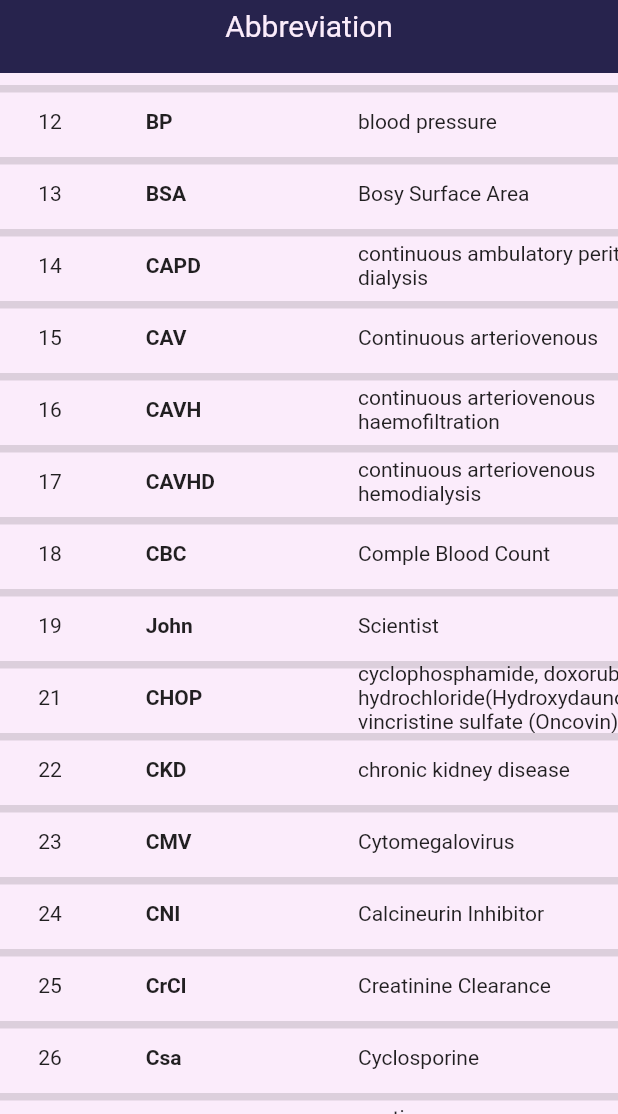
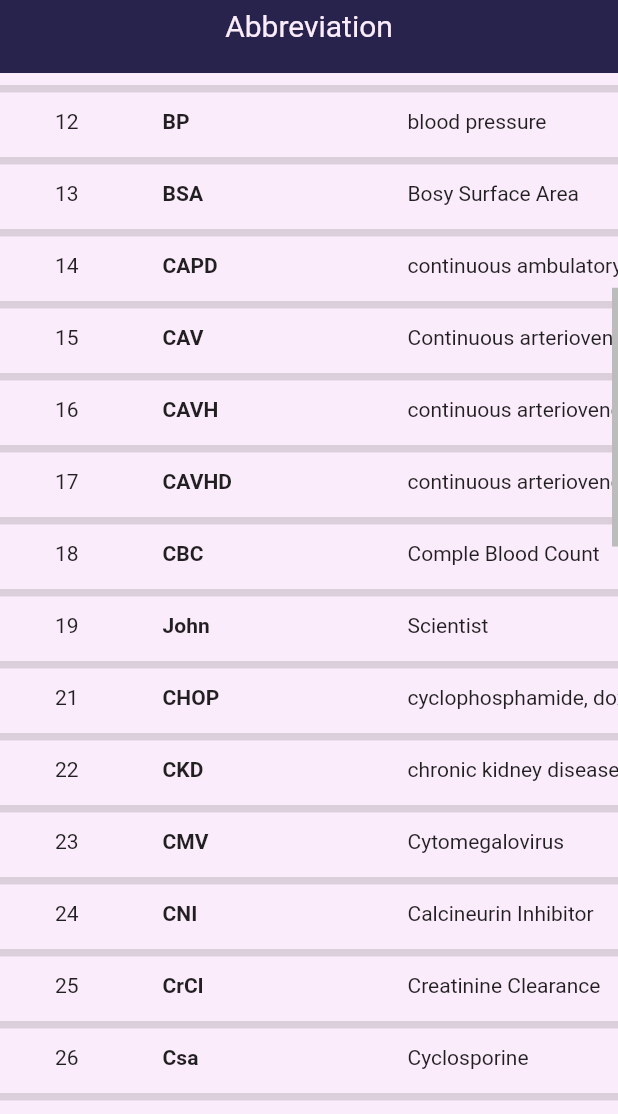
Before and after one commit to shalabym970/Immuno-Plant, a Flutter app: the Abbreviation screen opened directly, scrolled down 576 dp, on a phone screen of 412 x 824 dp, the part 122-1236 px from its top. Run offline on Flutter 3.47's test engine with Material 2 defaults, Android fonts, the phone set to English and light mode, and no system bars; our stand-ins replace native_pdf_view; missing offline and left inert: a package; Roboto replaces fonts that are missing (Nunito).

Commit message:
fixed bugs 2

```diff
--- a/lib/screens/abbreviation.dart
+++ b/lib/screens/abbreviation.dart
@@ -8,24 +8,33 @@ class Abbreviation extends StatelessWidget {
 
   @override
   Widget build(BuildContext context) {
-    return Scaffold(
+    return Material(
+      child: Scaffold(
         appBar: CustomAppBar(section: section),
-      body: ListView(children: <Widget>[
-        DataTable(
+        body: Scrollbar(
+          isAlwaysShown: true,
+          scrollbarOrientation:  ScrollbarOrientation.right,
+          showTrackOnHover: true,
+          child: ListView(
+              children: <Widget>[
+                SingleChildScrollView(
+                  scrollDirection: Axis.horizontal,
+                  child: DataTable(
                     dividerThickness: 5,
                     columns: const [
                       DataColumn(
                         numeric: true,
                           label: Text(
-                'ID',
+                          'No.',
+                          style: TextStyle(fontSize: 18, fontWeight: FontWeight.bold)
+                      )),
+                      DataColumn(
+                          label: Text(
+                          'Abbreviation',
                           style: TextStyle(fontSize: 18, fontWeight: FontWeight.bold)
                       )),
                       DataColumn(label: Text(
-                'Name',
-                style: TextStyle(fontSize: 18, fontWeight: FontWeight.bold)
-            )),
-            DataColumn(label: Text(
-                'Profession',
+                          'Stands for',
                           style: TextStyle(fontSize: 18, fontWeight: FontWeight.bold)
                       )),
                     ],
@@ -318,7 +327,11 @@ class Abbreviation extends StatelessWidget {
 
                     ],
                   ),
+                ),
               ]),
+        ),
+
+      ),
     );
   }
 
--- a/lib/screens/classifications/transplantation/transplantation_drugs/prednisone.dart
+++ b/lib/screens/classifications/transplantation/transplantation_drugs/prednisone.dart
@@ -22,7 +22,7 @@ class Prednisone extends StatelessWidget {
                 MaterialPageRoute(
                     builder: (context) => const PdfViewer(
                       pdfPass:
-                      'assets/pdfs/transplantation/prednisolone/ddi_prednisone.pdf',
+                      'assets/pdfs/transplantation/prednisone/ddi_prednisone.pdf',
                       section: 'Drug interactions ',
                     )),
               );
@@ -36,7 +36,7 @@ class Prednisone extends StatelessWidget {
                 MaterialPageRoute(
                     builder: (context) => const PdfViewer(
                       pdfPass:
-                      'assets/pdfs/transplantation/prednisolone/glucoma.pdf',
+                      'assets/pdfs/transplantation/prednisone/glucoma.pdf',
                       section: 'GLUCOMA',
                     )),
               );
@@ -50,7 +50,7 @@ class Prednisone extends StatelessWidget {
                 MaterialPageRoute(
                     builder: (context) => const PdfViewer(
                       pdfPass:
-                      'assets/pdfs/transplantation/prednisolone/ocular_ulcer.pdf',
+                      'assets/pdfs/transplantation/prednisone/ocular_ulcer.pdf',
                       section: 'Ocular ulcer',
                     )),
               );
@@ -64,7 +64,7 @@ class Prednisone extends StatelessWidget {
                 MaterialPageRoute(
                     builder: (context) => const PdfViewer(
                       pdfPass:
-                      'assets/pdfs/transplantation/prednisolone/osteoporosis.pdf',
+                      'assets/pdfs/transplantation/prednisone/osteoporosis.pdf',
                       section: 'Osteoporosis',
                     )),
               );
@@ -78,7 +78,7 @@ class Prednisone extends StatelessWidget {
                 MaterialPageRoute(
                     builder: (context) => const PdfViewer(
                       pdfPass:
-                      'assets/pdfs/transplantation/prednisolone/vertebral_fractures.pdf',
+                      'assets/pdfs/transplantation/prednisone/vertebral_fractures.pdf',
                       section: 'Vertebral fractures',
                     )),
               );
@@ -92,7 +92,7 @@ class Prednisone extends StatelessWidget {
                 MaterialPageRoute(
                     builder: (context) => const PdfViewer(
                       pdfPass:
-                      'assets/pdfs/transplantation/prednisolone/weight_gain.pdf',
+                      'assets/pdfs/transplantation/prednisone/weight_gain.pdf',
                       section: 'Weight gain',
                     )),
               );
@@ -106,7 +106,7 @@ class Prednisone extends StatelessWidget {
                 MaterialPageRoute(
                     builder: (context) => const PdfViewer(
                       pdfPass:
-                      'assets/pdfs/transplantation/prednisolone/hypertension.pdf',
+                      'assets/pdfs/transplantation/prednisone/hypertension.pdf',
                       section: 'Hypertension',
                     )),
               );
@@ -120,7 +120,7 @@ class Prednisone extends StatelessWidget {
                 MaterialPageRoute(
                     builder: (context) => const PdfViewer(
                       pdfPass:
-                      'assets/pdfs/transplantation/prednisolone/fluid_retention.pdf',
+                      'assets/pdfs/transplantation/prednisone/fluid_retention.pdf',
                       section: 'Fluid retention ',
                     )),
               );
@@ -134,7 +134,7 @@ class Prednisone extends StatelessWidget {
                 MaterialPageRoute(
                     builder: (context) => const PdfViewer(
                       pdfPass:
-                      'assets/pdfs/transplantation/prednisolone/skin_atrophy.pdf',
+                      'assets/pdfs/transplantation/prednisone/skin_atrophy.pdf',
                       section: 'Skin atrophy ',
                     )),
               );
@@ -148,7 +148,7 @@ class Prednisone extends StatelessWidget {
                 MaterialPageRoute(
                     builder: (context) => const PdfViewer(
                       pdfPass:
-                      'assets/pdfs/transplantation/prednisolone/wound_healing.pdf',
+                      'assets/pdfs/transplantation/prednisone/wound_healing.pdf',
                       section: 'Wound healing ',
                     )),
               );
@@ -162,7 +162,7 @@ class Prednisone extends StatelessWidget {
                 MaterialPageRoute(
                     builder: (context) => const PdfViewer(
                       pdfPass:
-                      'assets/pdfs/transplantation/prednisolone/acne.pdf',
+                      'assets/pdfs/transplantation/prednisone/acne.pdf',
                       section: 'Acne',
                     )),
               );
@@ -176,7 +176,7 @@ class Prednisone extends StatelessWidget {
                 MaterialPageRoute(
                     builder: (context) => const PdfViewer(
                       pdfPass:
-                      'assets/pdfs/transplantation/prednisolone/prednisolone_hyperglicemia .pdf',
+                      'assets/pdfs/transplantation/prednisone/prednisone_hyperglycema.pdf',
                       section: 'Hyperglycemia',
                     )),
               );
@@ -190,7 +190,7 @@ class Prednisone extends StatelessWidget {
                 MaterialPageRoute(
                     builder: (context) => const PdfViewer(
                       pdfPass:
-                      'assets/pdfs/transplantation/prednisolone/cushing_syndrome.pdf',
+                      'assets/pdfs/transplantation/prednisone/cushing_syndrome.pdf',
                       section: 'Cushing syndrome & Hpa axis suppression ',
                     )),
               );
@@ -204,7 +204,7 @@ class Prednisone extends StatelessWidget {
                 MaterialPageRoute(
                     builder: (context) => const PdfViewer(
                       pdfPass:
-                      'assets/pdfs/transplantation/prednisolone/psychosis.pdf',
+                      'assets/pdfs/transplantation/prednisone/psychosis.pdf',
                       section: 'Psychosis',
                     )),
               );
@@ -218,7 +218,7 @@ class Prednisone extends StatelessWidget {
                 MaterialPageRoute(
                     builder: (context) => const PdfViewer(
                       pdfPass:
-                      'assets/pdfs/transplantation/prednisolone/musculoskeletal.pdf',
+                      'assets/pdfs/transplantation/prednisone/musculoskeletal.pdf',
                       section: 'Musculoskeletal (myopathy)',
                     )),
               );
@@ -232,7 +232,7 @@ class Prednisone extends StatelessWidget {
                 MaterialPageRoute(
                     builder: (context) => const PdfViewer(
                       pdfPass:
-                      'assets/pdfs/transplantation/prednisolone/git_disorders.pdf',
+                      'assets/pdfs/transplantation/prednisone/git_disorders.pdf',
                       section: 'Git disorders ( peptic ulcer and gastric bleeding )',
                     )),
               );
--- a/lib/screens/home_page.dart
+++ b/lib/screens/home_page.dart
@@ -152,6 +152,9 @@ class _HomePageState extends State<HomePage> {
                       child: Image.asset("assets/images/splash_bg.png"),
                     ),
                   ),
+                  const SizedBox(
+                    height:100,
+                  ),
                   GestureDetector(
                     onTap: () {
                       setState(() {
@@ -287,7 +290,7 @@ class _HomePageState extends State<HomePage> {
                         }
                       }),
                   const SizedBox(
-                    height: 10,
+                    height: 15,
                   ),
                   CustomLinkText(
                     text: 'About Us',
--- a/pubspec.yaml
+++ b/pubspec.yaml
@@ -55,7 +55,7 @@ flutter:
     - assets/pdfs/transplantation/everolimus/
     - assets/pdfs/transplantation/mabthera/
     - assets/pdfs/transplantation/mycophenolate_mofetil/
-    - assets/pdfs/transplantation/prednisolone/
+    - assets/pdfs/transplantation/prednisone/
     - assets/pdfs/transplantation/sirolimus/
     - assets/pdfs/transplantation/tacrolimus/
     - assets/pdfs/immunosuppressants/calcineurin_inhibitors/cyclosporine/
```
Also changed, not shown: 16 other files. Lines whose indentation alone changed are shown as unchanged.
